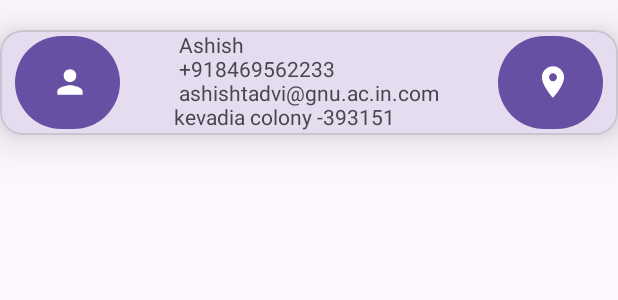
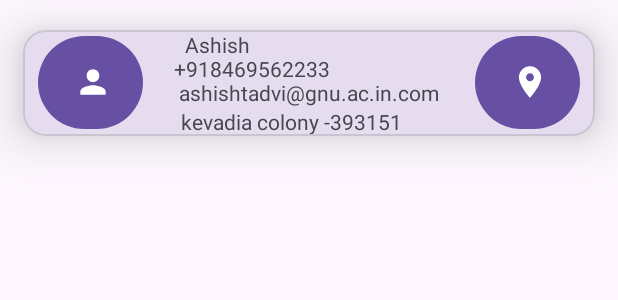
Before and after one commit to tadviashish/MAD_Practical-10_22172012041, an Android app: the layout person_item.xml on its own in the app's theme, with its tools: preview values and no code run, on a phone screen of 412 x 824 dp. Shown: the top 300 px of the screen. Run offline under Robolectric (Android 15) with nearby library versions, the phone set to English and light mode, and no system bars.

```diff
--- a/app/build.gradle
+++ b/app/build.gradle
@@ -1,6 +1,7 @@
 plugins {
     id 'com.android.application'
     id 'org.jetbrains.kotlin.android'
+    id 'com.google.android.libraries.mapsplatform.secrets-gradle-plugin'
 }
 
 android {
@@ -30,6 +31,9 @@ android {
     kotlinOptions {
         jvmTarget = '1.8'
     }
+    buildFeatures {
+        viewBinding true
+    }
 }
 
 dependencies {
@@ -38,6 +42,7 @@ dependencies {
     implementation 'androidx.appcompat:appcompat:1.6.1'
     implementation 'com.google.android.material:material:1.5.0'
     implementation 'androidx.constraintlayout:constraintlayout:2.1.4'
+    implementation 'com.google.android.gms:play-services-maps:18.0.2'
     testImplementation 'junit:junit:4.13.2'
     androidTestImplementation 'androidx.test.ext:junit:1.1.5'
     androidTestImplementation 'androidx.test.espresso:espresso-core:3.5.1'
--- a/app/src/main/res/layout/person_item.xml
+++ b/app/src/main/res/layout/person_item.xml
@@ -1,18 +1,20 @@
 <?xml version="1.0" encoding="utf-8"?>
 <LinearLayout xmlns:android="http://schemas.android.com/apk/res/android"
+    xmlns:app="http://schemas.android.com/apk/res-auto"
     xmlns:tools="http://schemas.android.com/tools"
     android:layout_width="match_parent"
     android:layout_height="match_parent"
-    android:orientation="vertical"
-    xmlns:app="http://schemas.android.com/apk/res-auto">
+    android:orientation="vertical">
 
     <com.google.android.material.card.MaterialCardView
         android:id="@+id/card1"
         android:layout_width="match_parent"
         android:layout_height="wrap_content"
+        android:layout_marginStart="15dp"
+        android:layout_marginTop="20dp"
+        android:layout_marginEnd="15dp"
         app:cardCornerRadius="15dp"
-        app:cardElevation="20dp"
-        android:layout_marginTop="20dp">
+        app:cardElevation="20dp">
 
         <androidx.constraintlayout.widget.ConstraintLayout
             android:layout_width="match_parent"
@@ -22,16 +24,39 @@
                 android:id="@+id/btn1"
                 android:layout_width="70dp"
                 android:layout_height="70dp"
+                android:layout_marginHorizontal="10dp"
+                app:icon="@drawable/baseline_person_24"
                 app:iconSize="25dp"
-               android:layout_marginHorizontal="10dp"
-                app:icon="@drawable/baseline_person_24"
                 app:layout_constraintStart_toStartOf="parent"
                 app:layout_constraintTop_toTopOf="parent" />
 
             <TextView
+                android:id="@+id/name"
                 android:layout_width="wrap_content"
                 android:layout_height="wrap_content"
-                android:text=" Ashish \n +918469562233 \n ashishtadvi@gnu.ac.in.com \nkevadia colony -393151"
+                android:text=" Ashish"
+                app:layout_constraintEnd_toStartOf="@+id/btn2"
+                app:layout_constraintHorizontal_bias="0.142"
+                app:layout_constraintStart_toEndOf="@+id/btn1"
+                app:layout_constraintTop_toTopOf="parent" />
+
+            <TextView
+                android:id="@+id/mobile"
+                android:layout_width="wrap_content"
+                android:layout_height="wrap_content"
+                android:layout_marginTop="16dp"
+                android:text="+918469562233"
+                app:layout_constraintEnd_toStartOf="@+id/btn2"
+                app:layout_constraintHorizontal_bias="0.177"
+                app:layout_constraintStart_toEndOf="@+id/btn1"
+                app:layout_constraintTop_toTopOf="parent" />
+
+            <TextView
+                android:id="@+id/email"
+                android:layout_width="wrap_content"
+                android:layout_height="wrap_content"
+                android:layout_marginTop="32dp"
+                android:text="ashishtadvi@gnu.ac.in.com"
                 app:layout_constraintEnd_toStartOf="@+id/btn2"
                 app:layout_constraintStart_toEndOf="@+id/btn1"
                 app:layout_constraintTop_toTopOf="parent" />
@@ -40,14 +65,25 @@
                 android:id="@+id/btn2"
                 android:layout_width="70dp"
                 android:layout_height="70dp"
+                android:layout_marginEnd="10dp"
+                app:icon="@drawable/baseline_location_on_24"
                 app:iconSize="25dp"
-               android:layout_marginEnd="10dp"
-                app:icon="@drawable/baseline_location_on_24"
                 app:layout_constraintEnd_toEndOf="parent"
                 app:layout_constraintTop_toTopOf="parent" />
+
+            <TextView
+                android:id="@+id/addr"
+                android:layout_width="wrap_content"
+                android:layout_height="wrap_content"
+                android:layout_marginStart="21dp"
+                android:layout_marginTop="16dp"
+                android:text="kevadia colony -393151"
+                app:layout_constraintEnd_toStartOf="@+id/btn2"
+                app:layout_constraintHorizontal_bias="0.075"
+                app:layout_constraintStart_toEndOf="@+id/btn1"
+                app:layout_constraintTop_toBottomOf="@+id/mobile" />
         </androidx.constraintlayout.widget.ConstraintLayout>
     </com.google.android.material.card.MaterialCardView>
 
 
-
 </LinearLayout>
--- a/app/src/main/res/values/strings.xml
+++ b/app/src/main/res/values/strings.xml
@@ -1,3 +1,4 @@
 <resources>
     <string name="app_name">MAD_Practical-10_22172012041</string>
+    <string name="title_activity_maps">MapsActivity</string>
 </resources>
--- a/build.gradle
+++ b/build.gradle
@@ -3,4 +3,5 @@ plugins {
     id 'com.android.application' version '8.0.2' apply false
     id 'com.android.library' version '8.0.2' apply false
     id 'org.jetbrains.kotlin.android' version '1.8.20' apply false
+    id 'com.google.android.libraries.mapsplatform.secrets-gradle-plugin' version '2.0.1' apply false
 }
```
Also changed, not shown: app/src/main/AndroidManifest.xml (+20 -0 lines), app/src/main/java/com/example/mad_practical_10_22172012041/MainActivity.kt (+22 -0 lines), app/src/main/java/com/example/mad_practical_10_22172012041/MapsActivity.kt (added, +48 -0 lines), app/src/main/java/com/example/mad_practical_10_22172012041/PersonAdapter.kt (+6 -1 lines), app/src/main/res/layout/activity_main.xml (+13 -1 lines), app/src/main/res/layout/activity_maps.xml (added, +9 -0 lines).
